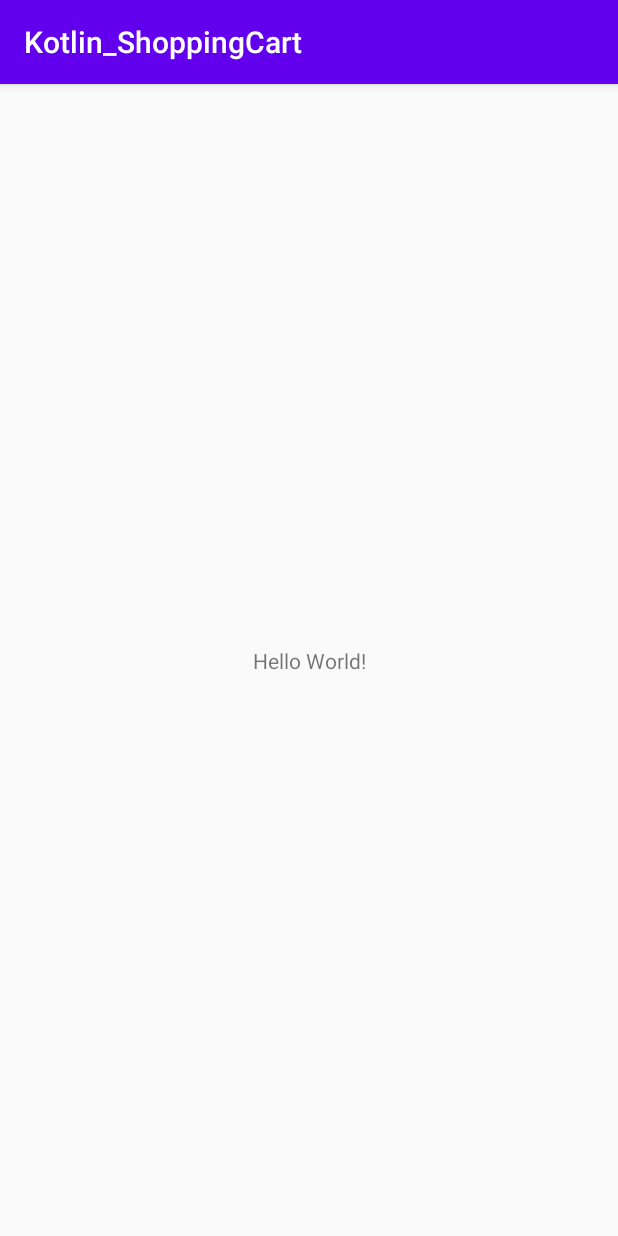
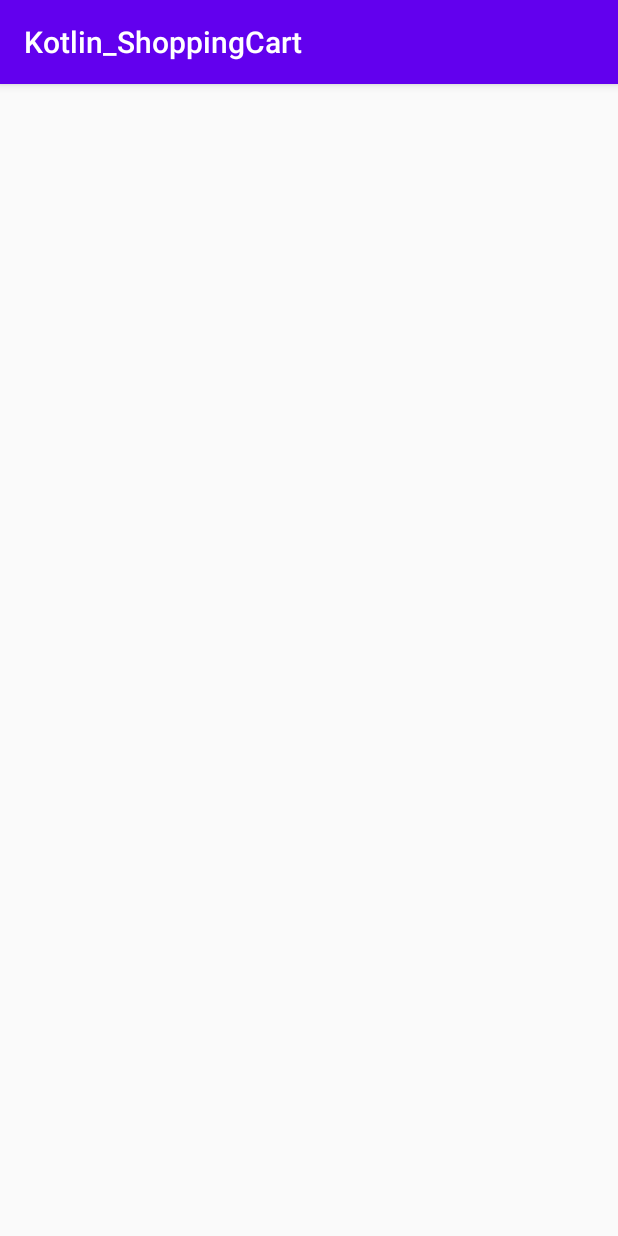
Before and after one commit to khush5471/Kotli_ShoppingCart, an Android app: the screen it shows after launch (MainActivity), on a phone screen of 412 x 824 dp. Run offline under Robolectric (Android 15) with nearby library versions, the phone set to English and light mode, and no system bars.

Commit message:
First Dev commit

```diff
--- a/app/src/main/res/layout/activity_main.xml
+++ b/app/src/main/res/layout/activity_main.xml
@@ -1,18 +1,5 @@
 <?xml version="1.0" encoding="utf-8"?>
-<androidx.constraintlayout.widget.ConstraintLayout xmlns:android="http://schemas.android.com/apk/res/android"
-    xmlns:app="http://schemas.android.com/apk/res-auto"
-    xmlns:tools="http://schemas.android.com/tools"
+<FrameLayout android:layout_height="match_parent"
     android:layout_width="match_parent"
-    android:layout_height="match_parent"
-    tools:context=".MainActivity">
-
-    <TextView
-        android:layout_width="wrap_content"
-        android:layout_height="wrap_content"
-        android:text="Hello World!"
-        app:layout_constraintBottom_toBottomOf="parent"
-        app:layout_constraintLeft_toLeftOf="parent"
-        app:layout_constraintRight_toRightOf="parent"
-        app:layout_constraintTop_toTopOf="parent" />
-
-</androidx.constraintlayout.widget.ConstraintLayout>
+    android:id="@+id/container"
+    xmlns:android="http://schemas.android.com/apk/res/android"/>
```
